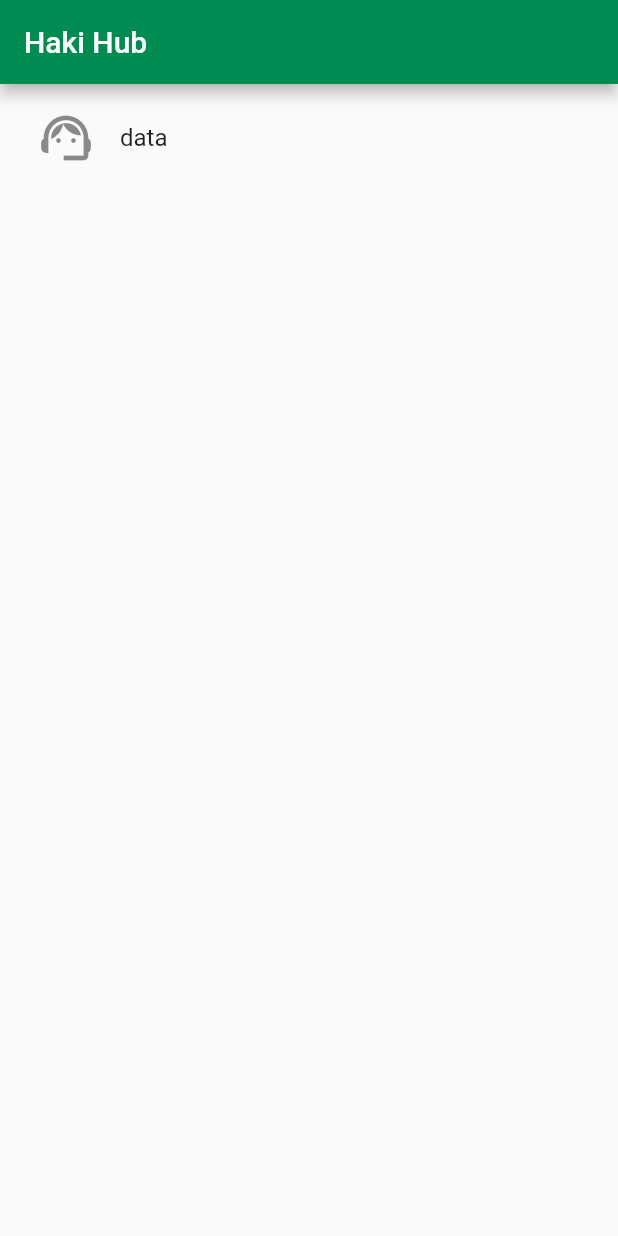
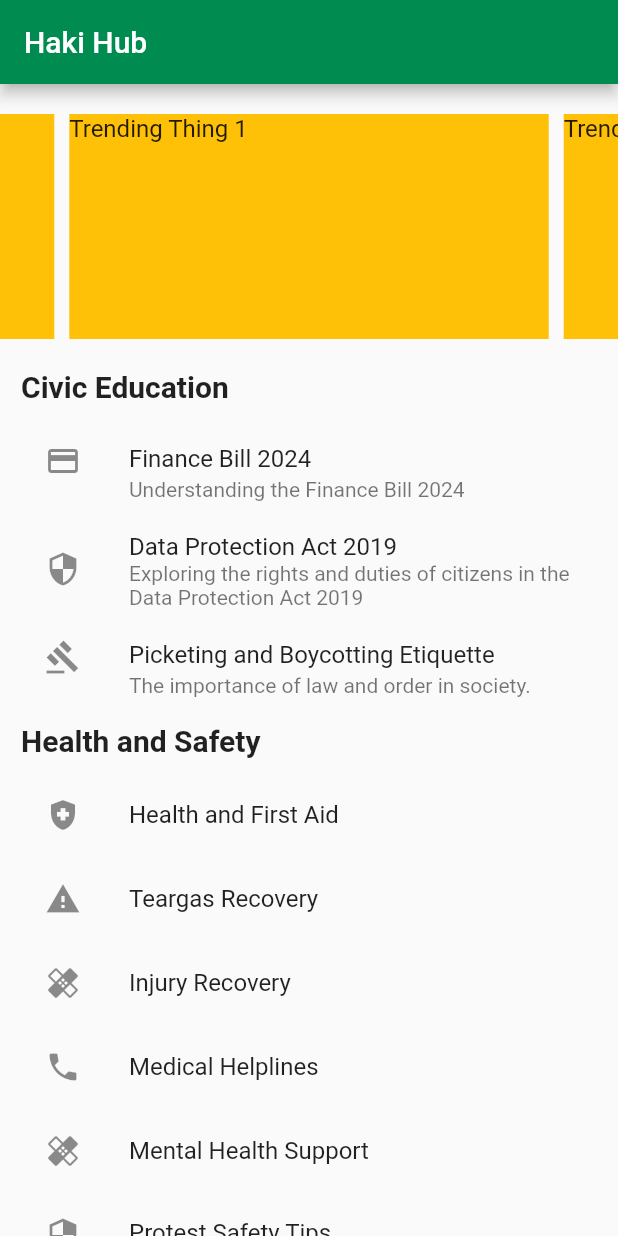
Before and after one commit to Haki-Hub/haki-hub-mobile, a Flutter app: the screen it shows after launch, on a phone screen of 412 x 824 dp. Run offline on Flutter 3.47's test engine with Material 3 defaults, Android fonts, the phone set to English and light mode, and no system bars; drawn by our look-alikes of carousel_slider.

Commit message:
feat: improve home page

```diff
--- a/analysis_options.yaml
+++ b/analysis_options.yaml
@@ -1,31 +1,22 @@
-# This file configures the analyzer, which statically analyzes Dart code to
-# check for errors, warnings, and lints.
-#
-# The issues identified by the analyzer are surfaced in the UI of Dart-enabled
-# IDEs (https://dart.dev/tools#ides-and-editors). The analyzer can also be
-# invoked from the command line by running `flutter analyze`.
-
-# The following line activates a set of recommended lints for Flutter apps,
-# packages, and plugins designed to encourage good coding practices.
-analyzer:
-  errors:
-    constant_identifier_names: ignore
 include: package:flutter_lints/flutter.yaml
 
 linter:
-  # The lint rules applied to this project can be customized in the
-  # section below to disable rules from the `package:flutter_lints/flutter.yaml`
-  # included above or to enable additional rules. A list of all available lints
-  # and their documentation is published at https://dart.dev/lints.
-  #
-  # Instead of disabling a lint rule for the entire project in the
-  # section below, it can also be suppressed for a single line of code
-  # or a specific dart file by using the `// ignore: name_of_lint` and
-  # `// ignore_for_file: name_of_lint` syntax on the line or in the file
-  # producing the lint.
   rules:
-    # avoid_print: false  # Uncomment to disable the `avoid_print` rule
-    # prefer_single_quotes: true  # Uncomment to enable the `prefer_single_quotes` rule
+    avoid_print: true
+    constant_identifier_names: true
+    prefer_const_constructors: true
+    prefer_final_fields: true
+    always_use_package_imports: true
+    avoid_returning_null: true
+    prefer_single_quotes: true
+    use_key_in_widget_constructors: true
+    avoid_unnecessary_containers: true
+    prefer_const_literals_to_create_immutables: true
 
-# Additional information about this file can be found at
-# https://dart.dev/guides/language/analysis-options
+analyzer:
+  errors:
+    missing_return: error
+    dead_code: warning
+    unused_local_variable: warning
+    unnecessary_cast: error
+    duplicate_import: error
--- a/lib/domain/value_objects/utils.dart
+++ b/lib/domain/value_objects/utils.dart
@@ -1,5 +1,61 @@
+import 'package:flutter/material.dart';
 import 'package:haki_hub/domain/models/helpline.dart';
 import 'package:haki_hub/domain/value_objects/enums.dart';
+
+// Define the content for each section using a Map
+final Map<String, List<Map<String, dynamic>>> sections = {
+  'Civic Education': [
+    {
+      'icon': Icons.credit_card,
+      'title': 'Finance Bill 2024',
+      'subtitle': 'Understanding the Finance Bill 2024',
+    },
+    {
+      'icon': Icons.security,
+      'title': 'Data Protection Act 2019',
+      'subtitle':
+          'Exploring the rights and duties of citizens in the Data Protection Act 2019',
+    },
+    {
+      'icon': Icons.gavel,
+      'title': 'Picketing and Boycotting Etiquette',
+      'subtitle': 'The importance of law and order in society.',
+    },
+  ],
+  'Health and Safety': [
+    {
+      'icon': Icons.health_and_safety,
+      'title': 'Health and First Aid',
+    },
+    {
+      'icon': Icons.warning,
+      'title': 'Teargas Recovery',
+    },
+    {
+      'icon': Icons.healing,
+      'title': 'Injury Recovery',
+    },
+    {
+      'icon': Icons.phone,
+      'title': 'Medical Helplines',
+    },
+    {
+      'icon': Icons.healing,
+      'title': 'Mental Health Support',
+    },
+    {
+      'icon': Icons.security,
+      'title': 'Protest Safety Tips',
+      'subtitle': 'Guidelines for staying safe during protests.',
+    },
+    {
+      'icon': Icons.contact_phone,
+      'title': 'Emergency Contact Sharing',
+      'subtitle':
+          'Allow users to share their emergency contact details with trusted individuals.',
+    },
+  ],
+};
 
 final List<Helpline> myCareHubHelplines = <Helpline>[
   // Ambulances
--- a/lib/presentation/pages/home_page.dart
+++ b/lib/presentation/pages/home_page.dart
@@ -1,22 +1,48 @@
+import 'package:carousel_slider/carousel_slider.dart';
 import 'package:flutter/material.dart';
+import 'package:haki_hub/domain/value_objects/utils.dart';
 import 'package:haki_hub/presentation/shared/app_scaffold.dart';
+import 'package:haki_hub/presentation/shared/section_widget.dart';
 
 class HomePage extends StatelessWidget {
   const HomePage({super.key});
 
   @override
   Widget build(BuildContext context) {
-    return const AppScaffold(
-      body: Column(
-        children: <Widget>[
-          ListTile(
-            leading: Icon(
-              Icons.support_agent,
-              size: 40,
+    return AppScaffold(
+      body: SingleChildScrollView(
+        child: Column(
+          crossAxisAlignment: CrossAxisAlignment.start,
+          children: <Widget>[
+            // Carousel Slider
+            Padding(
+              padding: const EdgeInsets.symmetric(vertical: 20),
+              child: CarouselSlider(
+                options: CarouselOptions(height: 150.0),
+                items: [1, 2, 3, 4, 5].map((i) {
+                  return Builder(
+                    builder: (BuildContext context) {
+                      return Container(
+                          width: MediaQuery.of(context).size.width,
+                          margin: const EdgeInsets.symmetric(horizontal: 5.0),
+                          decoration: const BoxDecoration(color: Colors.amber),
+                          child: Text(
+                            'Trending Thing $i',
+                            style: const TextStyle(fontSize: 16.0),
+                          ));
+                    },
+                  );
+                }).toList(),
+              ),
             ),
-            title: Text('data'),
-          ),
-        ],
+            ...sections.entries.map((entry) {
+              return SectionWidget(
+                title: entry.key,
+                items: entry.value,
+              );
+            }),
+          ],
+        ),
       ),
     );
   }
--- a/lib/presentation/shared/app_scaffold.dart
+++ b/lib/presentation/shared/app_scaffold.dart
@@ -11,9 +11,6 @@ class AppScaffold extends StatelessWidget {
           backgroundColor: Theme.of(context).primaryColor,
           title: const Text('Haki Hub'),
         ),
-        body: Padding(
-          padding: const EdgeInsets.all(8.0),
-          child: body,
-        ));
+        body: body);
   }
 }
--- /dev/null
+++ b/lib/presentation/shared/custom_list_tile.dart
@@ -0,0 +1,34 @@
+import 'package:flutter/material.dart';
+
+class CustomListTile extends StatelessWidget {
+  const CustomListTile({
+    super.key,
+    required this.icon,
+    required this.title,
+    required this.onTap,
+    this.subtitle,
+  });
+
+  final void Function()? onTap;
+  final IconData icon;
+  final String title;
+  final String? subtitle;
+
+  @override
+  Widget build(BuildContext context) {
+    return ListTile(
+      leading: Icon(icon),
+      title: Text(title),
+      subtitle: subtitle != null ? Text(subtitle!) : null,
+      onTap: () {
+        ScaffoldMessenger.of(context).showSnackBar(
+          SnackBar(
+            content: Text(title),
+            showCloseIcon: true,
+            closeIconColor: Colors.white,
+          ),
+        );
+      },
+    );
+  }
+}
--- /dev/null
+++ b/lib/presentation/shared/section_widget.dart
@@ -0,0 +1,41 @@
+import 'package:flutter/material.dart';
+import 'package:haki_hub/presentation/shared/custom_list_tile.dart';
+
+class SectionWidget extends StatelessWidget {
+  final String title;
+  final List<Map<String, dynamic>> items;
+
+  const SectionWidget({
+    super.key,
+    required this.title,
+    required this.items,
+  });
+
+  @override
+  Widget build(BuildContext context) {
+    return Padding(
+      padding: const EdgeInsets.symmetric(horizontal: 14.0),
+      child: Column(
+        crossAxisAlignment: CrossAxisAlignment.start,
+        children: [
+          Text(
+            title,
+            style: const TextStyle(
+              fontSize: 20,
+              fontWeight: FontWeight.bold,
+            ),
+          ),
+          const SizedBox(height: 10),
+          ...items.map(
+            (item) => CustomListTile(
+              icon: item['icon'],
+              title: item['title'],
+              onTap: item['onTap'],
+              subtitle: item['subtitle'],
+            ),
+          ),
+        ],
+      ),
+    );
+  }
+}
```
Also changed, not shown: pubspec.yaml (+25 -65 lines), pubspec.lock, 1 other file.
